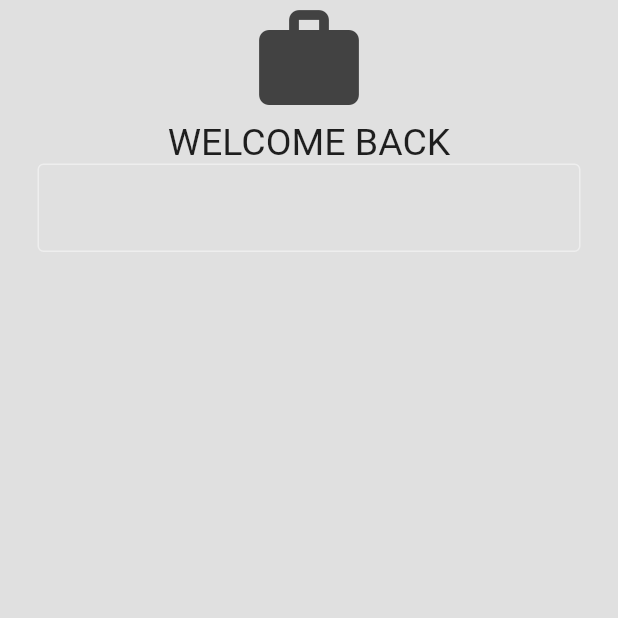
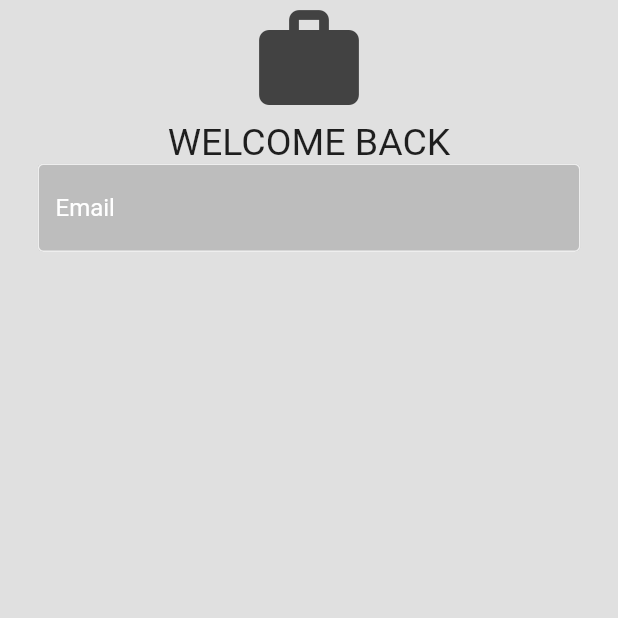
Before and after one commit to ej0x/job_app, a Flutter app: the screen it shows after launch, on a phone screen of 412 x 824 dp, the top half of it. Run offline on Flutter 3.47's test engine with Material 2 defaults, Android fonts, the phone set to English and light mode, and no system bars.

Commit message:
border styled

```diff
--- a/lib/components/my_text_field.dart
+++ b/lib/components/my_text_field.dart
@@ -16,10 +16,16 @@ class MyTextField extends StatelessWidget {
       controller: controller,
       obscureText: obscureText,
       decoration: InputDecoration(
-        enabledBorder: OutlineInputBorder(
-          borderSide: BorderSide(color: Colors.grey.shade200),
-        ),
-      ),
+          enabledBorder: OutlineInputBorder(
+            borderSide: BorderSide(color: Colors.grey.shade200),
+          ),
+          focusedBorder: const OutlineInputBorder(
+            borderSide: BorderSide(color: Colors.white),
+          ),
+          fillColor: Colors.grey[400],
+          filled: true,
+          hintText: hintText,
+          hintStyle: const TextStyle(color: Colors.white)),
     );
   }
 }
```
